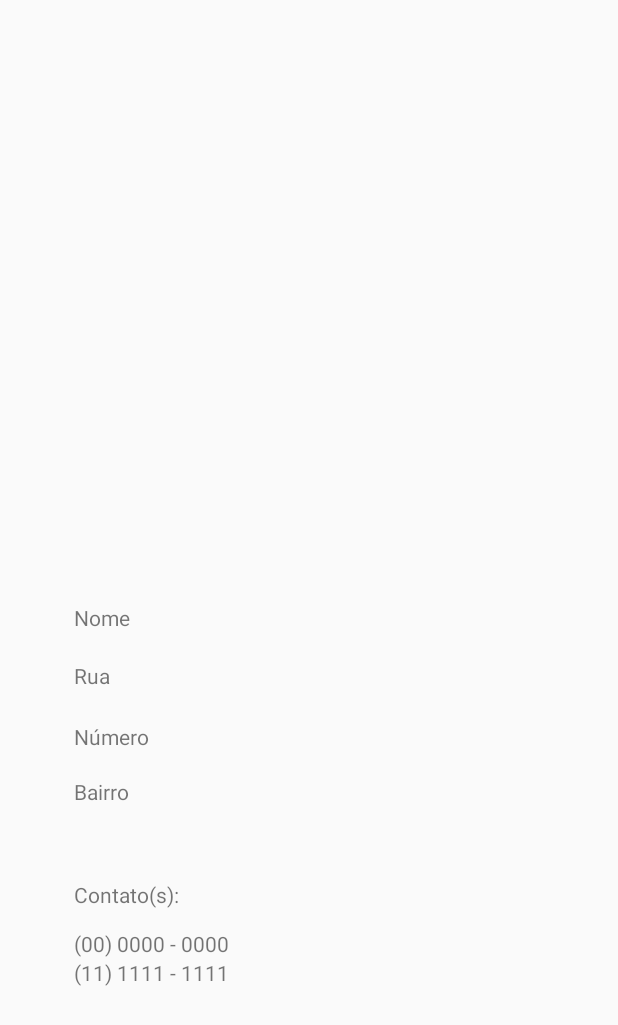
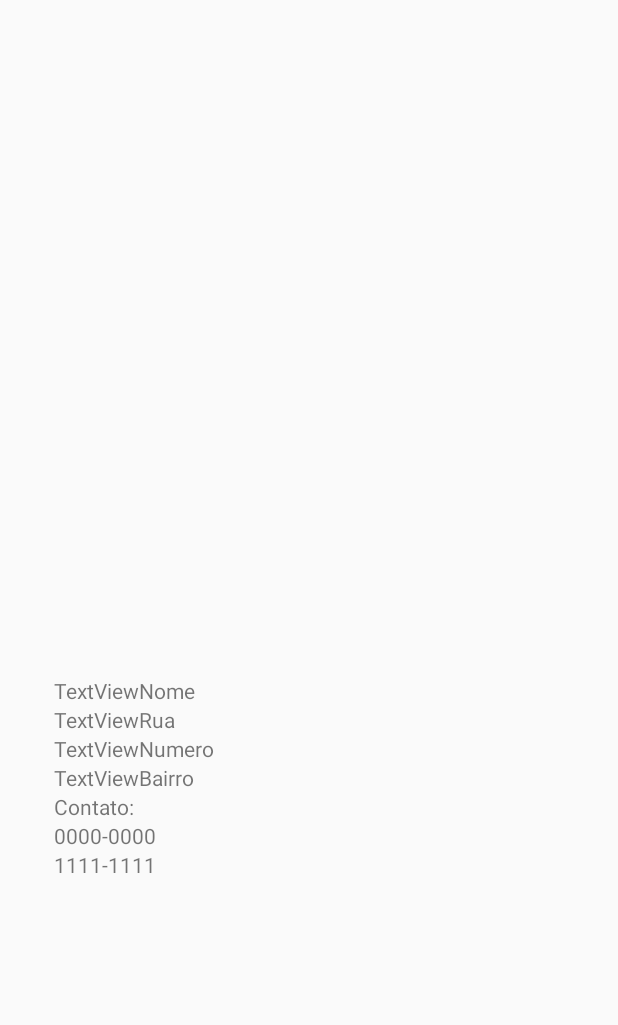
Before and after one commit to JacianaBarbosa/aracatitour, an Android app: the DefaultActivity screen opened directly, with no data from a screen before it, on a phone screen of 412 x 824 dp. Shown: the top 1025 px of the screen. Run offline under Robolectric (Android 15) with nearby library versions, the phone set to English and light mode, and no system bars.

Commit message:
Atualização

```diff
--- a/app/src/main/java/com/example/gabialmeida/aracatitour/Database/CreateDatabase.java
+++ b/app/src/main/java/com/example/gabialmeida/aracatitour/Database/CreateDatabase.java
@@ -23,7 +23,9 @@ public class CreateDatabase extends SQLiteOpenHelper {
                 "RES_NUMERO INTEGER," +
                 "RES_BAIRRO TEXT," +
                 "RES_IMAGEM INTEGER" +
-            ");";
+                "RES_LATITUDE DOUBLE PRECISION" +
+                "RES_LONGITUDE DOUBLE PRECISION" +
+            ")";
 
     private static String CreateRst =
 
@@ -42,6 +44,8 @@ public class CreateDatabase extends SQLiteOpenHelper {
                 "HOT_NUMERO INTEGER," +
                 "HOT_BAIRRO TEXT," +
                 "HOT_IMAGEM INTEGER" +
+                "HOT_LATITUDE DOUBLE PRECISION" +
+                "HOT_LONGITUDE DOUBLE PRECISION" +
             ");";
 
     private static String CreateHtt =
@@ -61,6 +65,8 @@ public class CreateDatabase extends SQLiteOpenHelper {
                 "PNT_NUMERO INTEGER," +
                 "PNT_BAIRRO TEXT," +
                 "PNT_IMAGEM INTEGER" +
+                "PNT_LATITUDE DOUBLE PRECISION" +
+                "PNT_LONGITUDE DOUBLE PRECISION" +
             ");";
 
     private static String CreatePtt =
--- a/app/src/main/java/com/example/gabialmeida/aracatitour/Layout/DefaultActivity.java
+++ b/app/src/main/java/com/example/gabialmeida/aracatitour/Layout/DefaultActivity.java
@@ -39,7 +39,7 @@ public class DefaultActivity extends Activity {
 
         textNome = (TextView) findViewById(R.id.textViewNome);
         textRua = (TextView) findViewById(R.id.textViewRua);
-        textNumero = (TextView) findViewById(R.id.textViewNum);
+        textNumero = (TextView) findViewById(R.id.textViewNumero);
         textBairro = (TextView) findViewById(R.id.textViewBairro);
         imagem = (ImageView) findViewById(R.id.imageView);
 
--- a/app/src/main/res/layout/layout_def.xml
+++ b/app/src/main/res/layout/layout_def.xml
@@ -1,88 +1,93 @@
 <?xml version="1.0" encoding="utf-8"?>
 <RelativeLayout xmlns:android="http://schemas.android.com/apk/res/android"
     xmlns:app="http://schemas.android.com/apk/res-auto"
+    xmlns:tools="http://schemas.android.com/tools"
     android:layout_width="match_parent"
     android:layout_height="match_parent"
     android:weightSum="1"
     android:orientation="vertical">
 
     <TextView
+        android:id="@+id/textView"
         android:layout_width="wrap_content"
         android:layout_height="wrap_content"
-        android:layout_below="@+id/textViewNum"
-        android:layout_alignLeft="@+id/textViewNum"
-        android:layout_alignStart="@+id/textViewNum"
-        android:layout_marginTop="17dp"
-        android:id="@+id/textViewBairro"
-        android:text="Bairro" />
+        android:layout_centerHorizontal="true"
+        android:layout_centerVertical="true" />
+
+    <ImageView
+        android:id="@+id/imageView"
+        android:layout_width="match_parent"
+        android:layout_height="match_parent"
+        android:layout_above="@+id/textView"
+        android:layout_alignParentLeft="true"
+        android:layout_alignParentStart="true"
+        android:layout_alignParentTop="true"
+        app:srcCompat="@color/cast_expanded_controller_background_color" />
 
     <TextView
+        android:id="@+id/textViewNome"
         android:layout_width="wrap_content"
         android:layout_height="wrap_content"
-        android:layout_marginTop="21dp"
-        android:id="@+id/textViewNum"
-        android:layout_below="@+id/textViewRua"
-        android:layout_alignLeft="@+id/textViewRua"
-        android:layout_alignStart="@+id/textViewRua"
-        android:text="Número" />
+        android:layout_alignParentLeft="true"
+        android:layout_alignParentStart="true"
+        android:layout_below="@+id/textView"
+        android:layout_marginLeft="36dp"
+        android:layout_marginStart="36dp"
+        android:layout_marginTop="29dp"
+        android:text="TextViewNome" />
 
     <TextView
+        android:id="@+id/textViewBairro"
         android:layout_width="wrap_content"
         android:layout_height="wrap_content"
-        android:layout_marginTop="19dp"
+        android:text="TextViewBairro"
+        android:layout_below="@+id/textViewNumero"
+        android:layout_alignLeft="@+id/textViewNumero"
+        android:layout_alignStart="@+id/textViewNumero" />
+
+    <TextView
         android:id="@+id/textViewRua"
-        android:text="Rua"
+        android:layout_width="wrap_content"
+        android:layout_height="wrap_content"
+        android:text="TextViewRua"
         android:layout_below="@+id/textViewNome"
         android:layout_alignLeft="@+id/textViewNome"
         android:layout_alignStart="@+id/textViewNome" />
 
     <TextView
+        android:id="@+id/textViewNumero"
         android:layout_width="wrap_content"
         android:layout_height="wrap_content"
-        android:id="@+id/textViewContato"
-        android:text="Contato(s):"
-        android:layout_marginTop="49dp"
-        android:layout_below="@+id/textViewBairro"
-        android:layout_alignLeft="@+id/textViewBairro"
-        android:layout_alignStart="@+id/textViewBairro" />
+        android:text="TextViewNumero"
+        android:layout_below="@+id/textViewRua"
+        android:layout_alignLeft="@+id/textViewRua"
+        android:layout_alignStart="@+id/textViewRua" />
 
     <TextView
+        android:id="@+id/textView7"
         android:layout_width="wrap_content"
         android:layout_height="wrap_content"
-        android:id="@+id/textViewPhone1"
-        android:text="(00) 0000 - 0000"
-        android:layout_below="@+id/textViewContato"
-        android:layout_alignLeft="@+id/textViewContato"
-        android:layout_alignStart="@+id/textViewContato"
-        android:layout_marginTop="13dp" />
+        android:layout_alignLeft="@+id/textViewBairro"
+        android:layout_alignStart="@+id/textViewBairro"
+        android:layout_below="@+id/textViewBairro"
+        android:text="Contato:" />
 
     <TextView
-        android:text="(11) 1111 - 1111"
+        android:id="@+id/textView8"
         android:layout_width="wrap_content"
         android:layout_height="wrap_content"
-        android:id="@+id/textViewPhone2"
-        android:layout_below="@+id/textViewPhone1"
-        android:layout_alignLeft="@+id/textViewPhone1"
-        android:layout_alignStart="@+id/textViewPhone1" />
+        android:layout_alignLeft="@+id/textView7"
+        android:layout_alignStart="@+id/textView7"
+        android:layout_below="@+id/textView7"
+        android:text="0000-0000" />
 
     <TextView
+        android:id="@+id/textView9"
         android:layout_width="wrap_content"
         android:layout_height="wrap_content"
-        android:layout_marginLeft="49dp"
-        android:layout_marginStart="49dp"
-        android:id="@+id/textViewNome"
-        android:text="Nome"
-        android:layout_centerVertical="true"
-        android:layout_alignParentLeft="true"
-        android:layout_alignParentStart="true" />
-
-    <ImageView
-        android:layout_width="wrap_content"
-        android:layout_height="wrap_content"
-        app:srcCompat="@drawable/cast_expanded_controller_bg_gradient_light"
-        android:layout_alignParentTop="true"
-        android:layout_centerHorizontal="true"
-        android:layout_marginTop="82dp"
-        android:id="@+id/imageView" />
+        android:layout_alignLeft="@+id/textView8"
+        android:layout_alignStart="@+id/textView8"
+        android:layout_below="@+id/textView8"
+        android:text="1111-1111" />
 
 </RelativeLayout>
```
Lines whose indentation alone changed are shown as unchanged.
